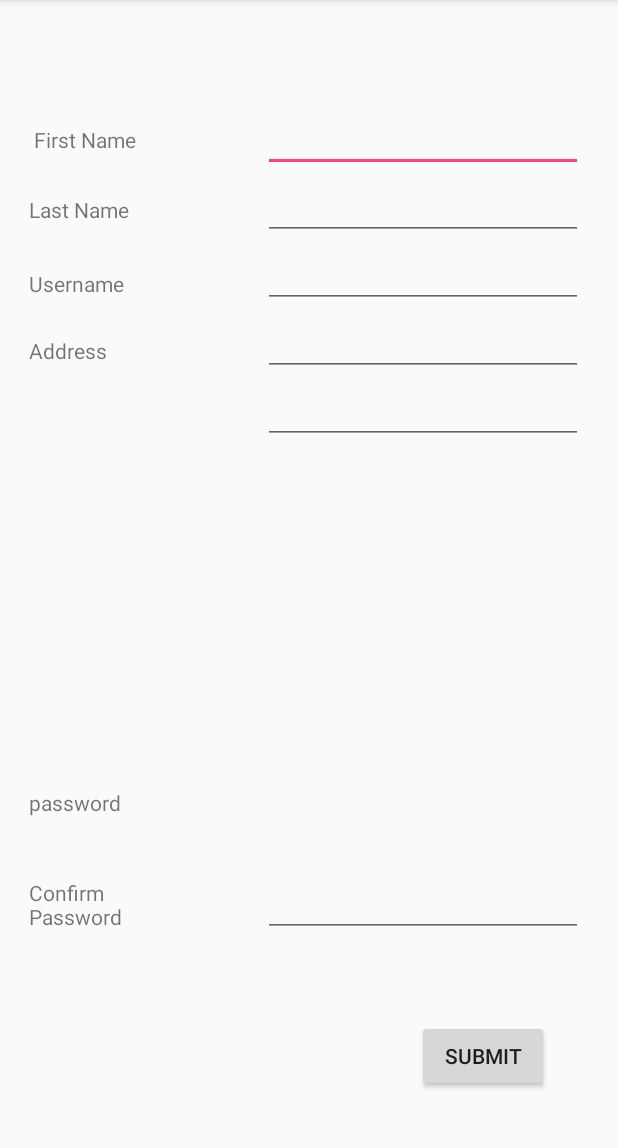
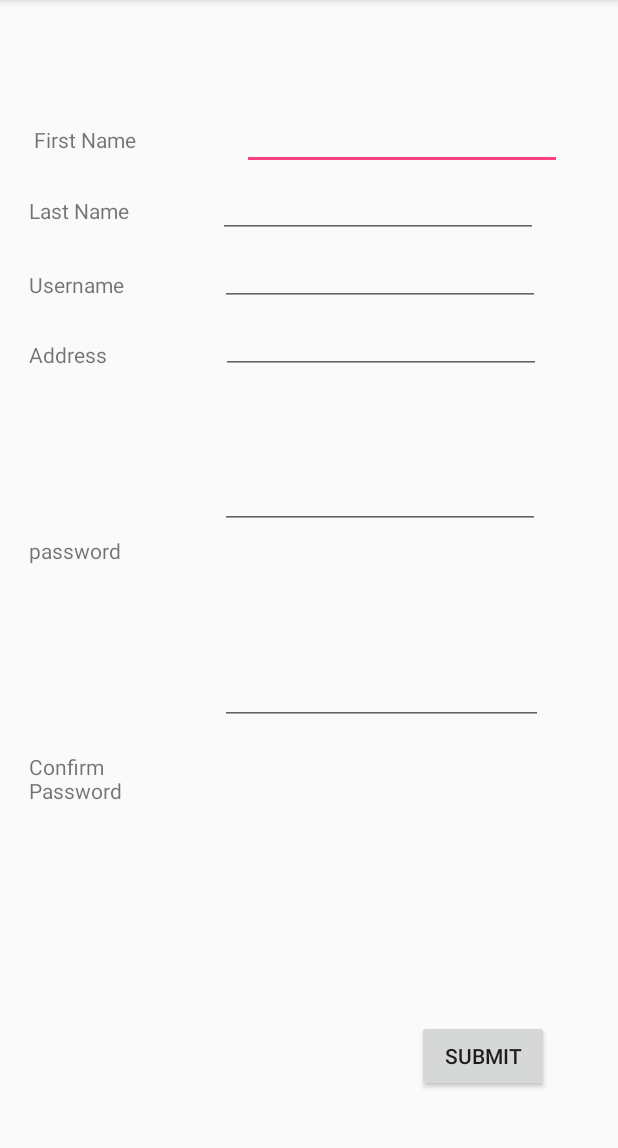
Before and after one commit to jasonhuang2/WillsLibrary, an Android app: the userCreationActivity screen opened directly, with no data from a screen before it, on a phone screen of 412 x 824 dp, the part 84-1232 px from its top. Run offline under Robolectric (Android 15) with nearby library versions, the phone set to English and light mode, and no system bars.

Commit message:
-This should now render properly.

```diff
--- a/app/src/main/res/layout/activity_user_creation.xml
+++ b/app/src/main/res/layout/activity_user_creation.xml
@@ -1,134 +1,165 @@
 <?xml version="1.0" encoding="utf-8"?>
-<RelativeLayout xmlns:android="http://schemas.android.com/apk/res/android"
-    android:layout_width="match_parent" android:layout_height="match_parent">
+<android.support.constraint.ConstraintLayout xmlns:android="http://schemas.android.com/apk/res/android"
+    xmlns:app="http://schemas.android.com/apk/res-auto"
+    xmlns:tools="http://schemas.android.com/tools"
+    android:layout_width="match_parent" android:layout_height="match_parent"
+    android:id="@+id/relativeLayout">
 
     <Button
         android:id="@+id/Submit"
         android:layout_width="wrap_content"
         android:layout_height="wrap_content"
-        android:layout_alignParentBottom="true"
-        android:layout_alignParentEnd="true"
         android:layout_marginBottom="40dp"
         android:layout_marginEnd="46dp"
         android:onClick="onSubmit"
-        android:text="submit" />
+        android:text="submit"
+        app:layout_constraintBottom_toBottomOf="parent"
+        app:layout_constraintEnd_toEndOf="parent" />
 
     <EditText
         android:id="@+id/first_name"
         android:layout_width="wrap_content"
         android:layout_height="wrap_content"
-        android:layout_alignBaseline="@+id/firstName_label"
-        android:layout_alignParentEnd="true"
         android:layout_marginEnd="23dp"
+        android:layout_marginLeft="29dp"
+        android:layout_marginStart="29dp"
+        android:layout_marginTop="68dp"
         android:ems="10"
-        android:inputType="text|textPersonName" />
+        android:inputType="text|textPersonName"
+        app:layout_constraintEnd_toEndOf="parent"
+        app:layout_constraintStart_toEndOf="@+id/firstName_label"
+        app:layout_constraintTop_toTopOf="parent" />
 
     <TextView
         android:id="@+id/firstName_label"
         android:layout_width="98dp"
         android:layout_height="wrap_content"
-        android:layout_alignParentStart="true"
-        android:layout_alignParentTop="true"
+        android:layout_marginLeft="19dp"
         android:layout_marginStart="19dp"
         android:layout_marginTop="83dp"
-        android:text=" First Name" />
+        android:text=" First Name"
+        app:layout_constraintBottom_toTopOf="@+id/LastName_label"
+        app:layout_constraintStart_toStartOf="parent"
+        app:layout_constraintTop_toTopOf="parent" />
 
     <TextView
         android:id="@+id/LastName_label"
         android:layout_width="wrap_content"
         android:layout_height="wrap_content"
-        android:layout_alignParentTop="true"
-        android:layout_alignStart="@+id/firstName_label"
-        android:layout_marginTop="130dp"
-        android:text="Last Name" />
+        android:layout_marginTop="28dp"
+        android:text="Last Name"
+        app:layout_constraintBottom_toTopOf="@+id/username_label"
+        app:layout_constraintStart_toStartOf="@+id/firstName_label"
+        app:layout_constraintTop_toBottomOf="@+id/firstName_label" />
 
     <EditText
         android:id="@+id/last_name"
         android:layout_width="wrap_content"
         android:layout_height="wrap_content"
-        android:layout_alignStart="@+id/first_name"
-        android:layout_below="@+id/first_name"
+        android:layout_marginLeft="59dp"
+        android:layout_marginStart="59dp"
         android:ems="10"
-        android:inputType="textPersonName" />
+        android:inputType="textPersonName"
+        app:layout_constraintBottom_toTopOf="@+id/username"
+        app:layout_constraintStart_toEndOf="@+id/LastName_label"
+        app:layout_constraintTop_toBottomOf="@+id/first_name" />
 
     <TextView
         android:id="@+id/username_label"
         android:layout_width="wrap_content"
         android:layout_height="wrap_content"
-        android:layout_alignParentTop="true"
-        android:layout_alignStart="@+id/firstName_label"
-        android:layout_marginTop="179dp"
-        android:text="Username" />
+        android:layout_marginBottom="27dp"
+        android:layout_marginTop="30dp"
+        android:text="Username"
+        app:layout_constraintBottom_toTopOf="@+id/address_label"
+        app:layout_constraintStart_toStartOf="@+id/firstName_label"
+        app:layout_constraintTop_toBottomOf="@+id/LastName_label" />
 
     <EditText
         android:id="@+id/username"
         android:layout_width="wrap_content"
         android:layout_height="wrap_content"
-        android:layout_alignStart="@+id/first_name"
-        android:layout_below="@+id/last_name"
+        android:layout_marginLeft="64dp"
+        android:layout_marginStart="64dp"
         android:ems="10"
-        android:inputType="textPersonName" />
+        android:inputType="textPersonName"
+        app:layout_constraintBottom_toTopOf="@+id/address"
+        app:layout_constraintStart_toEndOf="@+id/username_label"
+        app:layout_constraintTop_toBottomOf="@+id/last_name" />
 
     <TextView
         android:id="@+id/address_label"
         android:layout_width="wrap_content"
         android:layout_height="wrap_content"
-        android:layout_alignParentTop="true"
-        android:layout_alignStart="@+id/firstName_label"
-        android:layout_marginTop="224dp"
-        android:text="Address" />
+        android:layout_marginTop="27dp"
+        android:text="Address"
+        app:layout_constraintStart_toStartOf="@+id/firstName_label"
+        app:layout_constraintTop_toBottomOf="@+id/username_label" />
 
     <EditText
         android:id="@+id/address"
         android:layout_width="wrap_content"
         android:layout_height="wrap_content"
-        android:layout_alignStart="@+id/first_name"
-        android:layout_below="@+id/username"
+        android:layout_marginLeft="76dp"
+        android:layout_marginStart="76dp"
         android:ems="10"
-        android:inputType="textPersonName" />
+        android:inputType="textPersonName"
+        app:layout_constraintStart_toEndOf="@+id/address_label"
+        app:layout_constraintTop_toBottomOf="@+id/username" />
 
     <TextView
         android:id="@+id/password_label"
         android:layout_width="wrap_content"
         android:layout_height="wrap_content"
-        android:layout_alignParentBottom="true"
-        android:layout_alignStart="@+id/firstName_label"
-        android:layout_marginBottom="223dp"
-        android:text="password" />
+        android:layout_marginTop="27dp"
+        android:text="password"
+        app:layout_constraintBottom_toTopOf="@+id/passwordConfirm_label"
+        app:layout_constraintStart_toStartOf="@+id/firstName_label"
+        app:layout_constraintTop_toBottomOf="@+id/address_label" />
 
     <EditText
         android:id="@+id/password"
         android:layout_width="wrap_content"
         android:layout_height="wrap_content"
-        android:layout_alignStart="@+id/first_name"
-        android:layout_below="@+id/address"
+        android:layout_marginBottom="27dp"
+        android:layout_marginLeft="66dp"
+        android:layout_marginStart="66dp"
         android:ems="10"
-        android:inputType="textPassword" />
+        android:inputType="textPassword"
+        app:layout_constraintBottom_toTopOf="@+id/passwordConfirm"
+        app:layout_constraintStart_toEndOf="@+id/password_label"
+        app:layout_constraintTop_toBottomOf="@+id/address" />
 
     <TextView
         android:id="@+id/passwordConfirm_label"
         android:layout_width="85dp"
         android:layout_height="39dp"
-        android:layout_alignParentBottom="true"
-        android:layout_alignStart="@+id/firstName_label"
         android:layout_marginBottom="143dp"
-        android:text="Confirm Password" />
+        android:layout_marginTop="41dp"
+        android:text="Confirm Password"
+        app:layout_constraintBottom_toBottomOf="parent"
+        app:layout_constraintStart_toStartOf="@+id/firstName_label"
+        app:layout_constraintTop_toBottomOf="@+id/password_label" />
 
     <EditText
         android:id="@+id/passwordConfirm"
-        android:layout_width="wrap_content"
+        android:layout_width="215dp"
         android:layout_height="wrap_content"
-        android:layout_alignBottom="@+id/passwordConfirm_label"
-        android:layout_alignStart="@+id/first_name"
+        android:layout_marginLeft="42dp"
+        android:layout_marginStart="42dp"
         android:ems="10"
-        android:inputType="textPassword" />
+        android:inputType="textPassword"
+        app:layout_constraintBottom_toBottomOf="@+id/passwordConfirm_label"
+        app:layout_constraintStart_toEndOf="@+id/passwordConfirm_label"
+        app:layout_constraintTop_toBottomOf="@+id/password" />
 
     <TextView
         android:id="@+id/errorBox"
         android:layout_width="195dp"
         android:layout_height="wrap_content"
-        android:layout_alignParentBottom="true"
-        android:layout_centerHorizontal="true"
-        android:layout_marginBottom="110dp" />
+        android:layout_marginBottom="110dp"
+        app:layout_constraintBottom_toBottomOf="parent"
+        app:layout_constraintLeft_toLeftOf="parent"
+        app:layout_constraintRight_toRightOf="parent" />
 
-</RelativeLayout>
+</android.support.constraint.ConstraintLayout>
```
